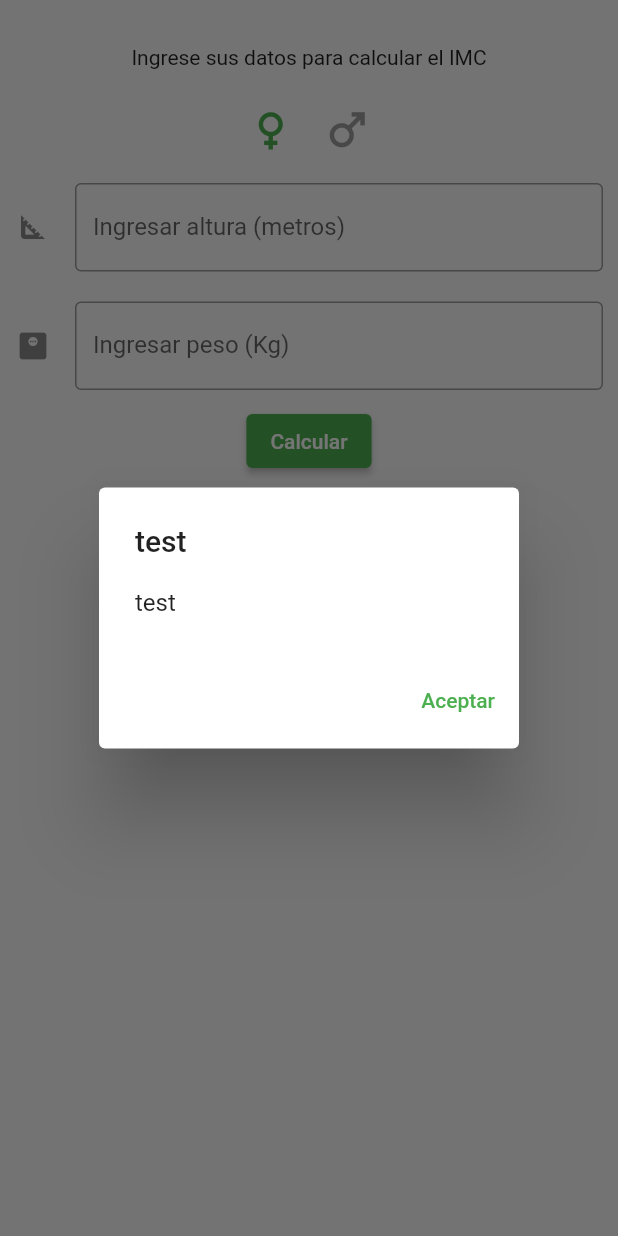
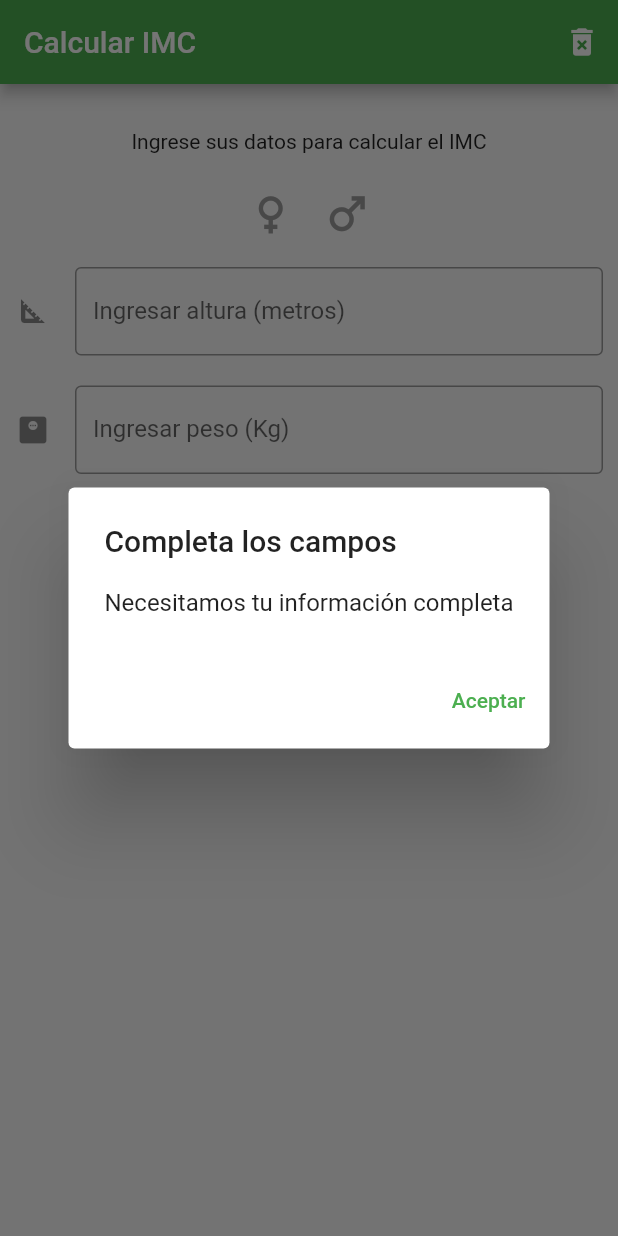
Before and after one commit to dariomtz/mobile_dev_hw2, a Flutter app: the Home screen opened directly, after a tap on "Calcular", on a phone screen of 412 x 824 dp. Run offline on Flutter 3.47's test engine with Material 2 defaults, Android fonts, the phone set to English and light mode, and no system bars.

Commit message:
Adds funtionality

```diff
--- /dev/null
+++ b/lib/alert_imc.dart
@@ -0,0 +1,58 @@
+import 'package:flutter/material.dart';
+
+class AlertIMC extends StatelessWidget {
+  final String heightText;
+  final String weightText;
+  final bool? gender;
+  const AlertIMC({
+    Key? key,
+    required this.heightText,
+    required this.weightText,
+    required this.gender,
+  }) : super(key: key);
+
+  @override
+  Widget build(BuildContext context) {
+    String title = "";
+    String content = "";
+    if (heightText == "" || weightText == "" || gender == null) {
+      title = "Completa los campos";
+      content = "Necesitamos tu información completa";
+    } else {
+      double height = double.parse(heightText);
+      double weight = double.parse(weightText);
+      double imc = weight / (height * height);
+      String imcText = imc.toStringAsPrecision(4);
+      title = "Tu IMC es $imcText";
+      // Here, gender is always not null but flutter is dumb and wants me to
+      // check anyway.
+      content = (gender ?? false)
+          ? "Tabla de IMC para mujeres\n"
+              "\n16-24     19-24\n"
+              "25-34     20-25\n"
+              "35-44     21-26\n"
+              "45-54     22-27\n"
+              "55-64     23-28\n"
+              "65-90     25-30\n"
+          : "Tabla de IMC para hombres"
+              "\n16-24     19-24\n"
+              "25-34     20-25\n"
+              "35-44     21-26\n"
+              "45-54     22-27\n"
+              "55-64     23-28\n"
+              "65-90     25-30\n";
+    }
+
+    return AlertDialog(
+      title: Text(title),
+      content: Text(content),
+      actions: <Widget>[
+        TextButton(
+            onPressed: () {
+              Navigator.pop(context);
+            },
+            child: const Text("Aceptar"))
+      ],
+    );
+  }
+}
--- a/lib/form_input.dart
+++ b/lib/form_input.dart
@@ -5,12 +5,12 @@ class NumericInput extends StatelessWidget {
   final TextEditingController controller;
   final String label;
 
-  const NumericInput(
-      {Key? key,
-      required this.iconData,
-      required this.controller,
-      required this.label})
-      : super(key: key);
+  const NumericInput({
+    Key? key,
+    required this.iconData,
+    required this.controller,
+    required this.label,
+  }) : super(key: key);
 
   @override
   Widget build(BuildContext context) {
--- a/lib/gender.dart
+++ b/lib/gender.dart
@@ -1,7 +1,7 @@
 import 'package:flutter/material.dart';
 
 class GenderPick extends StatelessWidget {
-  final bool gender;
+  final bool? gender;
   final Function setGender;
   const GenderPick({
     Key? key,
@@ -11,6 +11,10 @@ class GenderPick extends StatelessWidget {
 
   @override
   Widget build(BuildContext context) {
+    bool female = gender ?? false;
+    // Again, there is no way gender can be null in the second option but dart
+    // is dumb and wants me to check
+    bool male = (gender == null) ? false : !(gender ?? false);
     return Row(
       mainAxisAlignment: MainAxisAlignment.center,
       children: [
@@ -19,7 +23,7 @@ class GenderPick extends StatelessWidget {
             setGender(true);
           },
           icon: const Icon(Icons.female),
-          color: gender ? Colors.green : Colors.grey,
+          color: female ? Colors.green : Colors.grey,
           iconSize: 35,
         ),
         IconButton(
@@ -27,7 +31,7 @@ class GenderPick extends StatelessWidget {
             setGender(false);
           },
           icon: const Icon(Icons.male),
-          color: !gender ? Colors.green : Colors.grey,
+          color: male ? Colors.green : Colors.grey,
           iconSize: 35,
         ),
       ],
--- a/lib/home.dart
+++ b/lib/home.dart
@@ -1,4 +1,5 @@
 import 'package:flutter/material.dart';
+import 'package:mobile_dev_hw2/alert_imc.dart';
 import 'package:mobile_dev_hw2/form_input.dart';
 import 'package:mobile_dev_hw2/gender.dart';
 
@@ -10,11 +11,11 @@ class Home extends StatefulWidget {
 }
 
 class _HomeState extends State<Home> {
-  bool _gender = true;
+  bool? _gender;
   late TextEditingController _height;
   late TextEditingController _weight;
 
-  void setGender(bool gender) {
+  void setGender(bool? gender) {
     setState(() {
       _gender = gender;
     });
@@ -36,7 +37,20 @@ class _HomeState extends State<Home> {
 
   @override
   Widget build(BuildContext context) {
-    return Center(
+    return Scaffold(
+      appBar: AppBar(
+        title: const Text('Calcular IMC'),
+        actions: <Widget>[
+          IconButton(
+              onPressed: () {
+                _height.clear();
+                _weight.clear();
+                setGender(null);
+              },
+              icon: const Icon(Icons.delete_forever))
+        ],
+      ),
+      body: Center(
         child: Column(crossAxisAlignment: CrossAxisAlignment.center, children: [
           const Padding(
             padding: EdgeInsets.only(top: 30, bottom: 15),
@@ -58,21 +72,15 @@ class _HomeState extends State<Home> {
                 await showDialog(
                     context: context,
                     builder: (BuildContext context) {
-                    return AlertDialog(
-                      title: const Text("test"),
-                      content: const Text("test"),
-                      actions: <Widget>[
-                        TextButton(
-                            onPressed: () {
-                              Navigator.pop(context);
-                            },
-                            child: const Text("Aceptar"))
-                      ],
-                    );
+                      return AlertIMC(
+                          heightText: _height.text,
+                          weightText: _weight.text,
+                          gender: _gender);
                     });
               },
               child: const Text("Calcular"))
         ]),
+      ),
     );
   }
 }
--- a/lib/main.dart
+++ b/lib/main.dart
@@ -1,21 +1,17 @@
 import 'package:flutter/material.dart';
 import 'package:mobile_dev_hw2/home.dart';
 
-void main() => runApp(MyApp());
+void main() => runApp(const MyApp());
 
 class MyApp extends StatelessWidget {
+  const MyApp({Key? key}) : super(key: key);
+
   @override
   Widget build(BuildContext context) {
     return MaterialApp(
-      title: 'Material App',
-      theme: ThemeData(
-          colorScheme: ColorScheme.fromSwatch(primarySwatch: Colors.green)),
-      home: Scaffold(
-        appBar: AppBar(
-          title: const Text('Calcular IMC'),
-        ),
-        body: Home(),
-      ),
-    );
+        title: 'Material App',
+        theme: ThemeData(
+            colorScheme: ColorScheme.fromSwatch(primarySwatch: Colors.green)),
+        home: const Home());
   }
 }
```
Lines whose indentation alone changed are shown as unchanged.
